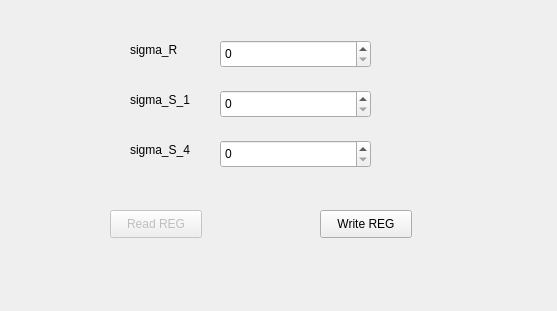
This is Link_tab/nr_yuv_tab.ui in HuJingwen1211/MCISP as Qt 5 draws it before an edit. The edited form follows.
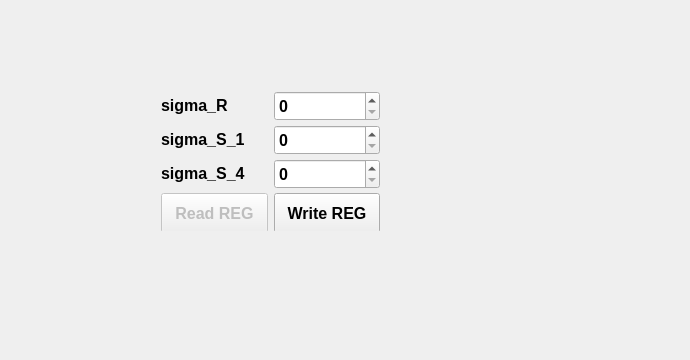
This is the edited form.

Patch:
```diff
--- a/Link_tab/nr_yuv_tab.ui
+++ b/Link_tab/nr_yuv_tab.ui
@@ -6,110 +6,158 @@
    <rect>
     <x>0</x>
     <y>0</y>
-    <width>557</width>
-    <height>311</height>
+    <width>690</width>
+    <height>360</height>
    </rect>
   </property>
+  <property name="minimumSize">
+   <size>
+    <width>690</width>
+    <height>360</height>
+   </size>
+  </property>
   <property name="windowTitle">
    <string>NR_YUV_tab</string>
   </property>
-  <widget class="QSpinBox" name="sigma_R">
+  <widget class="QWidget" name="">
    <property name="geometry">
     <rect>
-     <x>220</x>
-     <y>40</y>
-     <width>151</width>
-     <height>28</height>
+     <x>150</x>
+     <y>80</y>
+     <width>241</width>
+     <height>151</height>
     </rect>
    </property>
-  </widget>
-  <widget class="QSpinBox" name="sigma_S_4">
-   <property name="geometry">
-    <rect>
-     <x>220</x>
-     <y>140</y>
-     <width>151</width>
-     <height>28</height>
-    </rect>
-   </property>
-  </widget>
-  <widget class="QSpinBox" name="sigma_S_1">
-   <property name="geometry">
-    <rect>
-     <x>220</x>
-     <y>90</y>
-     <width>151</width>
-     <height>28</height>
-    </rect>
-   </property>
-  </widget>
+   <layout class="QGridLayout" name="gridLayout">
+    <item row="0" column="0">
   <widget class="QLabel" name="label">
-   <property name="geometry">
-    <rect>
-     <x>130</x>
-     <y>40</y>
-     <width>69</width>
-     <height>19</height>
-    </rect>
+      <property name="font">
+       <font>
+        <pointsize>12</pointsize>
+        <bold>true</bold>
+       </font>
    </property>
    <property name="text">
     <string>sigma_R</string>
    </property>
   </widget>
-  <widget class="QLabel" name="label_2">
-   <property name="geometry">
-    <rect>
-     <x>130</x>
-     <y>140</y>
-     <width>81</width>
-     <height>19</height>
-    </rect>
-   </property>
-   <property name="text">
-    <string>sigma_S_4</string>
-   </property>
-  </widget>
+    </item>
+    <item row="0" column="1">
+     <widget class="QSpinBox" name="sigma_R">
+      <property name="minimumSize">
+       <size>
+        <width>0</width>
+        <height>30</height>
+       </size>
+      </property>
+      <property name="font">
+       <font>
+        <pointsize>12</pointsize>
+        <bold>true</bold>
+       </font>
+      </property>
+     </widget>
+    </item>
+    <item row="1" column="0">
   <widget class="QLabel" name="label_3">
-   <property name="geometry">
-    <rect>
-     <x>130</x>
-     <y>90</y>
-     <width>81</width>
-     <height>20</height>
-    </rect>
+      <property name="font">
+       <font>
+        <pointsize>12</pointsize>
+        <bold>true</bold>
+       </font>
    </property>
    <property name="text">
     <string>sigma_S_1</string>
    </property>
   </widget>
+    </item>
+    <item row="1" column="1">
+     <widget class="QSpinBox" name="sigma_S_1">
+      <property name="minimumSize">
+       <size>
+        <width>0</width>
+        <height>30</height>
+       </size>
+      </property>
+      <property name="font">
+       <font>
+        <pointsize>12</pointsize>
+        <bold>true</bold>
+       </font>
+      </property>
+     </widget>
+    </item>
+    <item row="2" column="0">
+     <widget class="QLabel" name="label_2">
+      <property name="font">
+       <font>
+        <pointsize>12</pointsize>
+        <bold>true</bold>
+       </font>
+      </property>
+      <property name="text">
+       <string>sigma_S_4</string>
+      </property>
+     </widget>
+    </item>
+    <item row="2" column="1">
+     <widget class="QSpinBox" name="sigma_S_4">
+      <property name="minimumSize">
+       <size>
+        <width>0</width>
+        <height>30</height>
+       </size>
+      </property>
+      <property name="font">
+       <font>
+        <pointsize>12</pointsize>
+        <bold>true</bold>
+       </font>
+      </property>
+     </widget>
+    </item>
+    <item row="3" column="0">
   <widget class="QPushButton" name="nryuv_read_btn">
    <property name="enabled">
     <bool>false</bool>
    </property>
-   <property name="geometry">
-    <rect>
-     <x>110</x>
-     <y>210</y>
-     <width>92</width>
-     <height>28</height>
-    </rect>
+      <property name="minimumSize">
+       <size>
+        <width>100</width>
+        <height>40</height>
+       </size>
+      </property>
+      <property name="font">
+       <font>
+        <pointsize>12</pointsize>
+        <bold>true</bold>
+       </font>
    </property>
    <property name="text">
     <string>Read REG</string>
    </property>
   </widget>
+    </item>
+    <item row="3" column="1">
   <widget class="QPushButton" name="nryuv_write_btn">
-   <property name="geometry">
-    <rect>
-     <x>320</x>
-     <y>210</y>
-     <width>92</width>
-     <height>28</height>
-    </rect>
+      <property name="minimumSize">
+       <size>
+        <width>100</width>
+        <height>40</height>
+       </size>
+      </property>
+      <property name="font">
+       <font>
+        <pointsize>12</pointsize>
+        <bold>true</bold>
+       </font>
    </property>
    <property name="text">
     <string>Write REG</string>
    </property>
+     </widget>
+    </item>
+   </layout>
   </widget>
  </widget>
  <layoutdefault spacing="6" margin="11"/>
```
Lines whose indentation alone changed are shown as unchanged.
